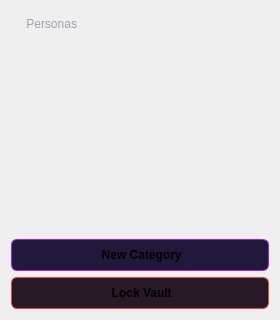
Above: src/sideBar/categoriesselection.ui from Keypr-org/qt_client before the change; both pictures show x 0 to 280 and y 264 to 584 of the 280 by 584 pixel window. Below: the same form after it.
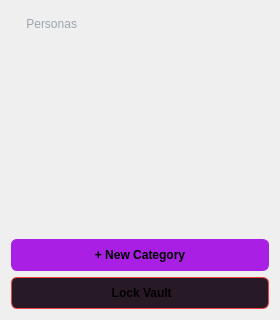
That is the form after the change. Icons and pictures are not drawn. Custom widgets are drawn as their Qt base class.

The edit to the form file:
```diff
--- a/src/sideBar/categoriesselection.ui
+++ b/src/sideBar/categoriesselection.ui
@@ -213,18 +213,14 @@
      </property>
      <property name="styleSheet">
       <string notr="true">#createCategory {
-  background-color: #21193C;
+  background-color: #A91FE4;
   border-radius: 6px;
   border: 1px solid #A91FE4;
   padding: 8px;
 }</string>
      </property>
      <property name="text">
-      <string> New Category</string>
-     </property>
-     <property name="icon">
-      <iconset resource="../../resources.qrc">
-       <normaloff>:/icons/icons/icon-plus.png</normaloff>:/icons/icons/icon-plus.png</iconset>
+      <string>+ New Category</string>
      </property>
      <property name="iconSize">
       <size>
```
